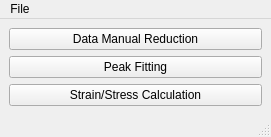
The window that pyrs/interface/designer/pyrsmain.ui (neutrons/PyRS) describes before a commit, drawn with Qt 5.
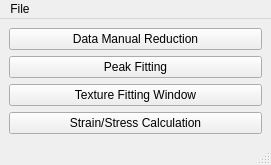
The same window after the commit.

Commit message: texture UI inital commit

Diff of the .ui file:
```diff
--- a/pyrs/interface/designer/pyrsmain.ui
+++ b/pyrs/interface/designer/pyrsmain.ui
@@ -62,6 +62,13 @@
      </spacer>
     </item>
     <item row="4" column="0">
+     <widget class="QPushButton" name="pushButton_fitTexture">
+      <property name="text">
+       <string>Texture Fitting Window</string>
+      </property>
+     </widget>
+    </item>
+    <item row="5" column="0">
      <widget class="QPushButton" name="pushButton_launchStrainStressCalculation">
       <property name="text">
        <string>Strain/Stress Calculation</string>
```
The commit also changes 5 other files.
